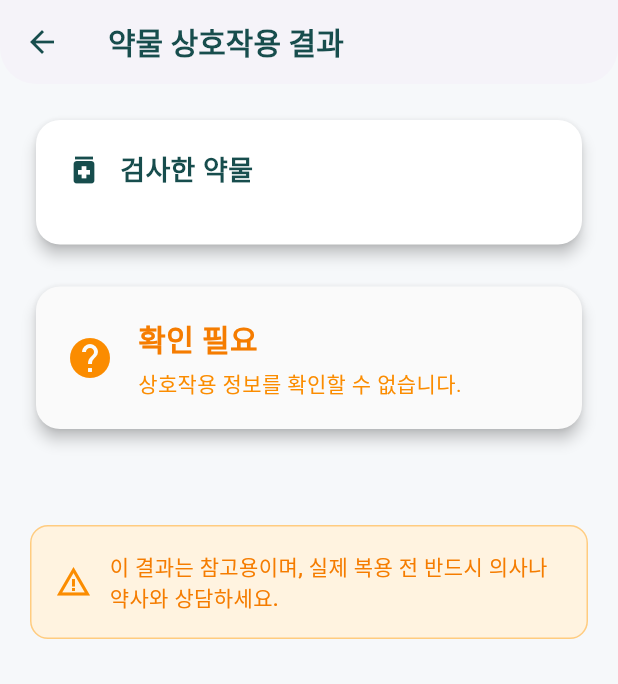
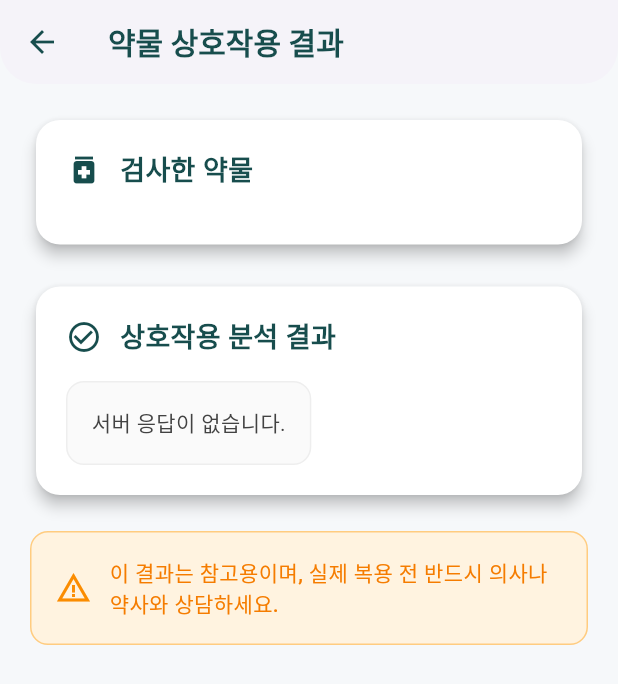
Before and after one commit to KICT2022/frontend, a Flutter app: the DrugInteractionResultScreen screen opened directly with empty values, on a phone screen of 412 x 824 dp. Shown: the top 684 px of the screen. Run offline on Flutter 3.47's test engine with Material 3 defaults, Android fonts, the phone set to English and light mode, and no system bars; our stand-ins replace flutter_local_notifications, geolocator, go_router, shared_preferences, timezone; accounts and stored records are empty; Roboto replaces fonts that are missing (NotoSansKR).

Commit message:
약물 상호작용 확인 기능을 추가하고, 서버 응답을 처리하는 로직을 개선함. 약물 상호작용 결과 화면에서 서버 응답을 명확히 표시하도록 수정하고, API 호출을 통해 약물 상호작용 데이터를 가져오는 기능을 구현함. 또한, 약물 상호작용 결과를 처리하는 클래스와 메서드를 추가하여 코드의 가독성을 높임.

```diff
--- a/lib/config/api_config.dart
+++ b/lib/config/api_config.dart
@@ -9,6 +9,7 @@ class ApiConfig {
   static const String userEndpoint = '/api/v1/users';
   static const String chatEndpoint = '/chat';
   static const String drugInfoEndpoint = '/chat/drug-info';
+  static const String drugInteractionEndpoint = '/api/drugs/check';
 
   // 완전한 API URL들
   static String get loginUrl => '$baseUrl$userEndpoint/login';
@@ -19,6 +20,7 @@ class ApiConfig {
 
   static String get chatUrl => '$baseUrl$chatEndpoint';
   static String get drugInfoUrl => '$baseUrl$drugInfoEndpoint';
+  static String get drugInteractionUrl => '$baseUrl$drugInteractionEndpoint';
 
   // 요청 타임아웃 설정
   static const Duration connectTimeout = Duration(seconds: 30);
--- a/lib/main.dart
+++ b/lib/main.dart
@@ -241,7 +241,8 @@ class MyApp extends StatelessWidget {
             final data = state.extra as Map<String, dynamic>;
             return DrugInteractionResultScreen(
               drugNames: data['drugNames'] as List<String>,
-              interactionResult: data['result'] as Map<String, dynamic>,
+              result: data['result'] as String,
+              data: data['data'] as Map<String, dynamic>?,
             );
           },
         ),
--- a/lib/screens/drug_interaction_result_screen.dart
+++ b/lib/screens/drug_interaction_result_screen.dart
@@ -2,12 +2,14 @@ import 'package:flutter/material.dart';
 
 class DrugInteractionResultScreen extends StatelessWidget {
   final List<String> drugNames;
-  final Map<String, dynamic> interactionResult;
+  final String result;
+  final Map<String, dynamic>? data;
 
   const DrugInteractionResultScreen({
     super.key,
     required this.drugNames,
-    required this.interactionResult,
+    required this.result,
+    this.data,
   });
 
   @override
@@ -39,18 +41,18 @@ class DrugInteractionResultScreen extends StatelessWidget {
             _buildDrugListCard(),
             const SizedBox(height: 20),
 
-            // 상호작용 결과 요약
-            _buildSummaryCard(),
+            // 서버 응답 결과
+            _buildServerResponseCard(),
             const SizedBox(height: 20),
 
-            // 상세 상호작용 정보
-            if (interactionResult['interactions'] != null) ...[
+            // 상세 상호작용 정보 (데이터가 있는 경우)
+            if (data != null && data!['interactions'] != null) ...[
               _buildDetailedInteractionsCard(),
               const SizedBox(height: 20),
             ],
 
-            // 권장사항
-            if (interactionResult['recommendations'] != null) ...[
+            // 권장사항 (데이터가 있는 경우)
+            if (data != null && data!['recommendations'] != null) ...[
               _buildRecommendationsCard(),
               const SizedBox(height: 20),
             ],
@@ -137,9 +139,9 @@ class DrugInteractionResultScreen extends StatelessWidget {
     );
   }
 
-  Widget _buildSummaryCard() {
-    final severity = interactionResult['severity'] ?? 'unknown';
-    final isSafe = interactionResult['isSafe'] ?? false;
+  /*Widget _buildSummaryCard() {
+    final severity = data?['severity'] ?? 'unknown';
+    final isSafe = data?['isSafe'] ?? false;
 
     Color cardColor;
     IconData statusIcon;
@@ -232,12 +234,12 @@ class DrugInteractionResultScreen extends StatelessWidget {
         ),
       ),
     );
-  }
+  }*/
 
   Widget _buildDetailedInteractionsCard() {
-    final interactions = interactionResult['interactions'] as List<dynamic>?;
+    final interactions = data?['interactions'] as List<dynamic>? ?? [];
 
-    if (interactions == null || interactions.isEmpty) {
+    if (interactions.isEmpty) {
       return const SizedBox.shrink();
     }
 
@@ -349,10 +351,9 @@ class DrugInteractionResultScreen extends StatelessWidget {
   }
 
   Widget _buildRecommendationsCard() {
-    final recommendations =
-        interactionResult['recommendations'] as List<dynamic>?;
+    final recommendations = data?['recommendations'] as List<dynamic>? ?? [];
 
-    if (recommendations == null || recommendations.isEmpty) {
+    if (recommendations.isEmpty) {
       return const SizedBox.shrink();
     }
 
@@ -450,4 +451,55 @@ class DrugInteractionResultScreen extends StatelessWidget {
       ),
     );
   }
+
+  Widget _buildServerResponseCard() {
+    return Card(
+      shape: RoundedRectangleBorder(borderRadius: BorderRadius.circular(16)),
+      elevation: 4,
+      color: Colors.white,
+      child: Padding(
+        padding: const EdgeInsets.all(20.0),
+        child: Column(
+          crossAxisAlignment: CrossAxisAlignment.start,
+          children: [
+            Row(
+              children: [
+                Icon(
+                  Icons.check_circle_outline,
+                  size: 24,
+                  color: const Color(0xFF174D4D),
+                ),
+                const SizedBox(width: 12),
+                const Text(
+                  '상호작용 분석 결과',
+                  style: TextStyle(
+                    fontSize: 18,
+                    fontWeight: FontWeight.bold,
+                    color: Color(0xFF174D4D),
+                  ),
+                ),
+              ],
+            ),
+            const SizedBox(height: 16),
+            Container(
+              padding: const EdgeInsets.all(16),
+              decoration: BoxDecoration(
+                color: Colors.grey.shade50,
+                borderRadius: BorderRadius.circular(12),
+                border: Border.all(color: Colors.grey.shade200),
+              ),
+              child: Text(
+                result.isNotEmpty ? result : '서버 응답이 없습니다.',
+                style: TextStyle(
+                  fontSize: 14,
+                  color: Colors.grey.shade800,
+                  height: 1.5,
+                ),
+              ),
+            ),
+          ],
+        ),
+      ),
+    );
+  }
 }
--- a/lib/services/api_manager.dart
+++ b/lib/services/api_manager.dart
@@ -145,4 +145,7 @@ extension ApiManagerExtensions on ApiManager {
   Future<ChatHistoryResult> getChatHistory() => chatService.getChatHistory();
 
   Future<ChatResult> clearChat() => chatService.clearChat();
+
+  Future<DrugInteractionResult> checkDrugInteractions(List<String> drugNames) =>
+      chatService.checkDrugInteractions(drugNames);
 }
```
Also changed, not shown: lib/screens/search_screen.dart (+48 -15 lines), lib/services/chat_service.dart (+76 -0 lines).
